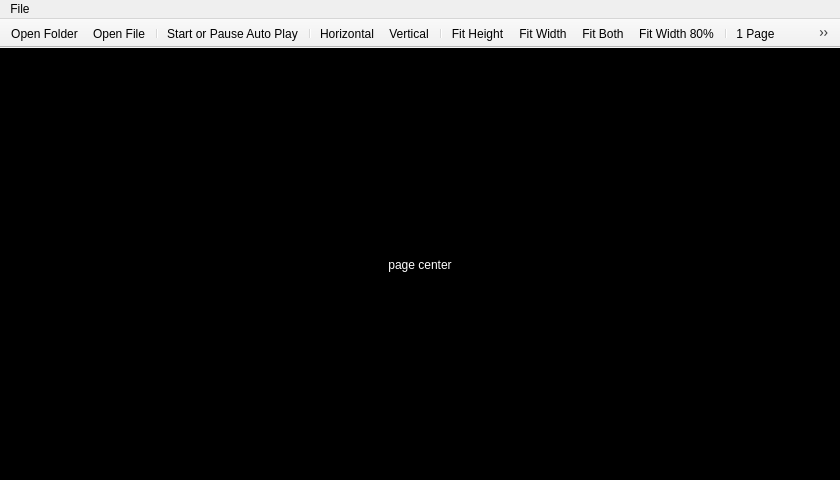
Qt form uis/reader_window.ui (freedy82/Comic-Toolbox) before a commit.
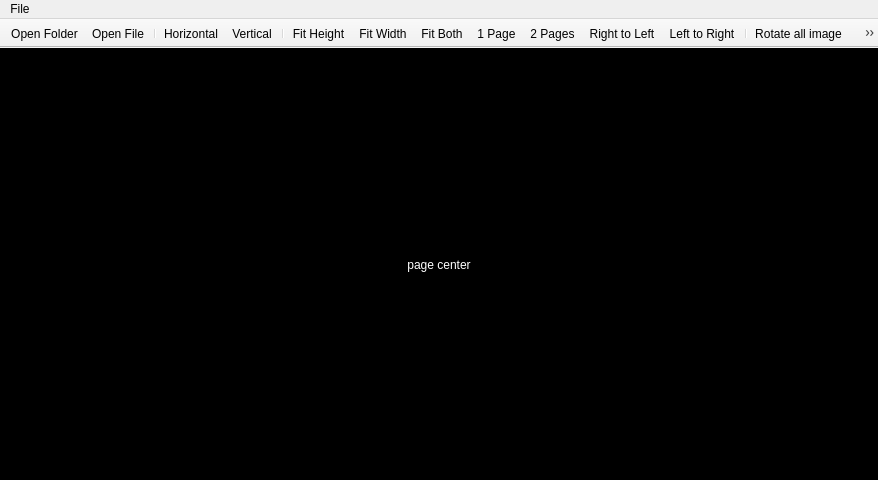
The same form after that commit. Icons and pictures are not drawn.

Commit message: Update reader and add translator

```diff
--- a/uis/reader_window.ui
+++ b/uis/reader_window.ui
@@ -9,7 +9,7 @@
    <rect>
     <x>0</x>
     <y>0</y>
-    <width>840</width>
+    <width>878</width>
     <height>480</height>
    </rect>
   </property>
@@ -101,7 +101,7 @@
         <rect>
          <x>0</x>
          <y>0</y>
-         <width>840</width>
+         <width>878</width>
          <height>424</height>
         </rect>
        </property>
@@ -232,7 +232,7 @@
     <rect>
      <x>0</x>
      <y>0</y>
-     <width>840</width>
+     <width>878</width>
      <height>21</height>
     </rect>
    </property>
@@ -278,21 +278,14 @@
    <addaction name="actionFileOpenFolder"/>
    <addaction name="actionFileOpenFile"/>
    <addaction name="separator"/>
-   <addaction name="actionAutoPlay"/>
-   <addaction name="separator"/>
    <addaction name="actionScrollFlowLeftRight"/>
    <addaction name="actionScrollFlowUpDown"/>
    <addaction name="separator"/>
    <addaction name="actionFitHeight"/>
    <addaction name="actionFitWidth"/>
    <addaction name="actionFitBoth"/>
-   <addaction name="actionFitWidth80"/>
-   <addaction name="separator"/>
    <addaction name="actionPageModeSingle"/>
    <addaction name="actionPageModeDouble"/>
-   <addaction name="actionPageModeTriple"/>
-   <addaction name="actionPageModeQuadruple"/>
-   <addaction name="separator"/>
    <addaction name="actionPageFlowRightToLeft"/>
    <addaction name="actionPageFlowLeftToRight"/>
    <addaction name="separator"/>
@@ -303,32 +296,6 @@
    <addaction name="actionAddBookmark"/>
    <addaction name="actionBookmarkList"/>
   </widget>
-  <widget class="QToolBar" name="tb_right">
-   <property name="sizePolicy">
-    <sizepolicy hsizetype="Preferred" vsizetype="Fixed">
-     <horstretch>0</horstretch>
-     <verstretch>0</verstretch>
-    </sizepolicy>
-   </property>
-   <property name="windowTitle">
-    <string notr="true">tb_right</string>
-   </property>
-   <property name="layoutDirection">
-    <enum>Qt::LeftToRight</enum>
-   </property>
-   <property name="movable">
-    <bool>false</bool>
-   </property>
-   <property name="floatable">
-    <bool>false</bool>
-   </property>
-   <attribute name="toolBarArea">
-    <enum>TopToolBarArea</enum>
-   </attribute>
-   <attribute name="toolBarBreak">
-    <bool>false</bool>
-   </attribute>
-  </widget>
   <action name="actionPageModeSingle">
    <property name="checkable">
     <bool>true</bool>
```
Left out of the diff: 11 changed lines with no effect on the pictures. The commit also changes 77 other files.
